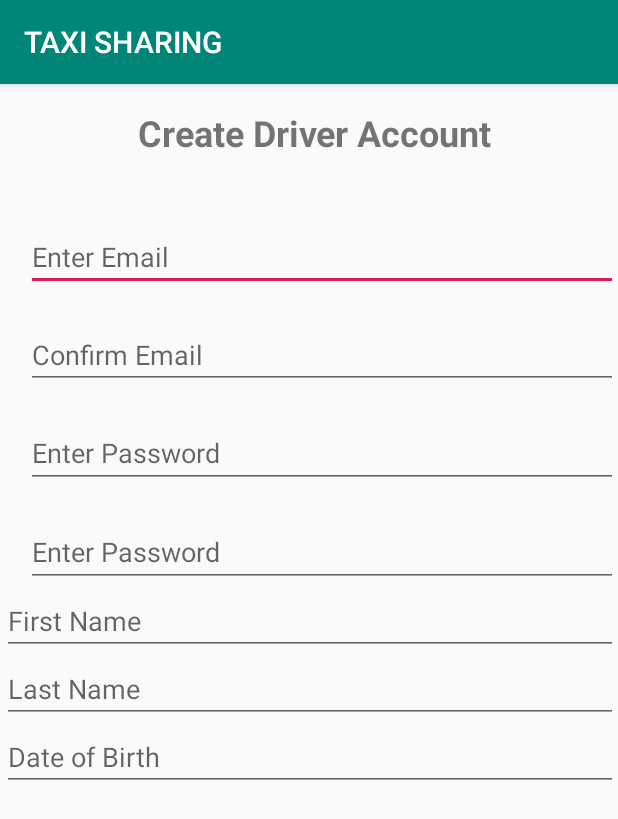
After one commit to RoyalD11/Taxi-Sharing, an Android app: the SignUpActivity screen opened directly, with no data from a screen before it, on a phone screen of 412 x 824 dp. The commit adds this screen. Shown: the top 819 px of the screen. Run offline under Robolectric (Android 15) with nearby library versions, the phone set to English and light mode, and no system bars.

Commit message:
Small UI update

```diff
--- a/Moh portion/MyApplication/app/src/main/AndroidManifest.xml
+++ b/Moh portion/MyApplication/app/src/main/AndroidManifest.xml
@@ -16,8 +16,18 @@
                 <category android:name="android.intent.category.LAUNCHER" />
             </intent-filter>
         </activity>
-        <activity android:name=".DisplayMessageActivity"
+        <activity
+            android:name=".DisplayMessageActivity"
             android:parentActivityName=".MainActivity">
+
+            <!-- The meta-data tag is required if you support API level 15 and lower -->
+            <meta-data
+                android:name="android.support.PARENT_ACTIVITY"
+                android:value=".MainActivity" />
+        </activity>
+        <activity android:name=".SignUpActivity">
+            android:parentActivityName=".MainActivity">
+
             <!-- The meta-data tag is required if you support API level 15 and lower -->
             <meta-data
                 android:name="android.support.PARENT_ACTIVITY"
--- a/Moh portion/MyApplication/app/src/main/java/mohgahel/myapplication/MainActivity.java
+++ b/Moh portion/MyApplication/app/src/main/java/mohgahel/myapplication/MainActivity.java
@@ -24,4 +24,11 @@ public class MainActivity extends AppCompatActivity {
         startActivity(intent);
 
     }
+
+    public void signUpScreen(View view){
+        Intent intent = new Intent(this, SignUpActivity.class);
+        startActivity(intent);
+
+    }
+
 }
--- /dev/null
+++ b/Moh portion/MyApplication/app/src/main/java/mohgahel/myapplication/SignUpActivity.java
@@ -0,0 +1,13 @@
+package mohgahel.myapplication;
+
+import android.support.v7.app.AppCompatActivity;
+import android.os.Bundle;
+
+public class SignUpActivity extends AppCompatActivity {
+
+    @Override
+    protected void onCreate(Bundle savedInstanceState) {
+        super.onCreate(savedInstanceState);
+        setContentView(R.layout.activity_sign_up);
+    }
+}
--- a/Moh portion/MyApplication/app/src/main/res/layout/activity_main.xml
+++ b/Moh portion/MyApplication/app/src/main/res/layout/activity_main.xml
@@ -28,7 +28,7 @@
         android:layout_height="51dp"
         android:layout_marginStart="16dp"
         android:layout_marginTop="28dp"
-        android:layout_marginEnd="8dp"
+        android:layout_marginEnd="16dp"
         android:onClick="sendMessage"
         android:text="@string/button_send"
         app:layout_constraintEnd_toEndOf="parent"
@@ -53,11 +53,12 @@
     <Button
         android:id="@+id/button2"
         style="@style/Widget.AppCompat.Button.Borderless"
-        android:layout_width="372dp"
+        android:layout_width="344dp"
         android:layout_height="51dp"
         android:layout_marginStart="16dp"
         android:layout_marginTop="44dp"
-        android:layout_marginEnd="8dp"
+        android:layout_marginEnd="16dp"
+        android:onClick="signUpScreen"
         android:text="New user? Create an account here!"
         app:layout_constraintEnd_toEndOf="parent"
         app:layout_constraintStart_toStartOf="parent"
--- /dev/null
+++ b/Moh portion/MyApplication/app/src/main/res/layout/activity_sign_up.xml
@@ -0,0 +1,115 @@
+<?xml version="1.0" encoding="utf-8"?>
+<android.support.constraint.ConstraintLayout xmlns:android="http://schemas.android.com/apk/res/android"
+    xmlns:app="http://schemas.android.com/apk/res-auto"
+    xmlns:tools="http://schemas.android.com/tools"
+    android:layout_width="match_parent"
+    android:layout_height="match_parent"
+    tools:context=".SignUpActivity">
+
+    <ScrollView
+        android:layout_width="match_parent"
+        android:layout_height="0dp"
+        android:layout_marginStart="1dp"
+        android:layout_marginBottom="8dp"
+        app:layout_constraintBottom_toBottomOf="parent"
+        app:layout_constraintEnd_toEndOf="parent"
+        app:layout_constraintHorizontal_bias="0.0"
+        app:layout_constraintStart_toStartOf="parent"
+        app:layout_constraintTop_toTopOf="parent"
+        app:layout_constraintVertical_bias="0.0">
+
+        <LinearLayout
+            android:layout_width="match_parent"
+            android:layout_height="wrap_content"
+            android:orientation="vertical">
+
+            <TextView
+                android:id="@+id/textView3"
+                android:layout_width="match_parent"
+                android:layout_height="wrap_content"
+                android:layout_marginTop="16dp"
+                android:text=" Create Driver Account"
+                android:textAlignment="center"
+                android:textSize="24sp"
+                android:textStyle="bold"
+                app:layout_constraintEnd_toEndOf="parent"
+                app:layout_constraintStart_toStartOf="parent"
+                app:layout_constraintTop_toTopOf="parent" />
+
+            <EditText
+                android:id="@+id/editText5"
+                android:layout_width="match_parent"
+                android:layout_height="match_parent"
+                android:layout_marginStart="16dp"
+                android:layout_marginTop="44dp"
+                android:ems="10"
+                android:hint="Enter Email"
+                android:inputType="textEmailAddress"
+                app:layout_constraintStart_toStartOf="parent"
+                app:layout_constraintTop_toBottomOf="@+id/textView3" />
+
+            <EditText
+                android:id="@+id/editText6"
+                android:layout_width="match_parent"
+                android:layout_height="wrap_content"
+                android:layout_marginStart="16dp"
+                android:layout_marginTop="20dp"
+                android:ems="10"
+                android:hint="Confirm Email"
+                android:inputType="textEmailAddress"
+                app:layout_constraintStart_toStartOf="parent"
+                app:layout_constraintTop_toBottomOf="@+id/editText5" />
+
+            <EditText
+                android:id="@+id/editText8"
+                android:layout_width="match_parent"
+                android:layout_height="46dp"
+                android:layout_marginStart="16dp"
+                android:layout_marginTop="20dp"
+                android:ems="10"
+                android:hint="Enter Password"
+                android:inputType="textPassword"
+                app:layout_constraintStart_toStartOf="parent"
+                app:layout_constraintTop_toBottomOf="@+id/editText6" />
+
+            <EditText
+                android:id="@+id/editText9"
+                android:layout_width="match_parent"
+                android:layout_height="46dp"
+                android:layout_marginStart="16dp"
+                android:layout_marginTop="20dp"
+                android:baselineAligned="false"
+                android:ems="10"
+                android:hint="Enter Password"
+                android:inputType="textPassword"
+                app:layout_constraintStart_toStartOf="parent"
+                app:layout_constraintTop_toBottomOf="@+id/editText8" />
+
+            <EditText
+                android:id="@+id/editText11"
+                android:layout_width="match_parent"
+                android:layout_height="wrap_content"
+                android:ems="10"
+                android:hint="First Name"
+                android:inputType="textPersonName" />
+
+            <EditText
+                android:id="@+id/editText12"
+                android:layout_width="match_parent"
+                android:layout_height="wrap_content"
+                android:ems="10"
+                android:hint="Last Name"
+                android:inputType="textPersonName" />
+
+            <EditText
+                android:id="@+id/editText13"
+                android:layout_width="match_parent"
+                android:layout_height="wrap_content"
+                android:ems="10"
+                android:hint="Date of Birth"
+                android:inputType="date" />
+
+        </LinearLayout>
+    </ScrollView>
+
+</android.support.constraint.ConstraintLayout>
--- a/Moh portion/MyApplication/app/src/main/res/values/strings.xml
+++ b/Moh portion/MyApplication/app/src/main/res/values/strings.xml
@@ -1,5 +1,5 @@
 <resources>
-    <string name="app_name">Mu-ber Taxi Sharing</string>
+    <string name="app_name">TAXI SHARING</string>
     <string name="edit_email">Email</string>
     <string name="edit_password">Password</string>
     <string name="button_send">Login</string>
```
